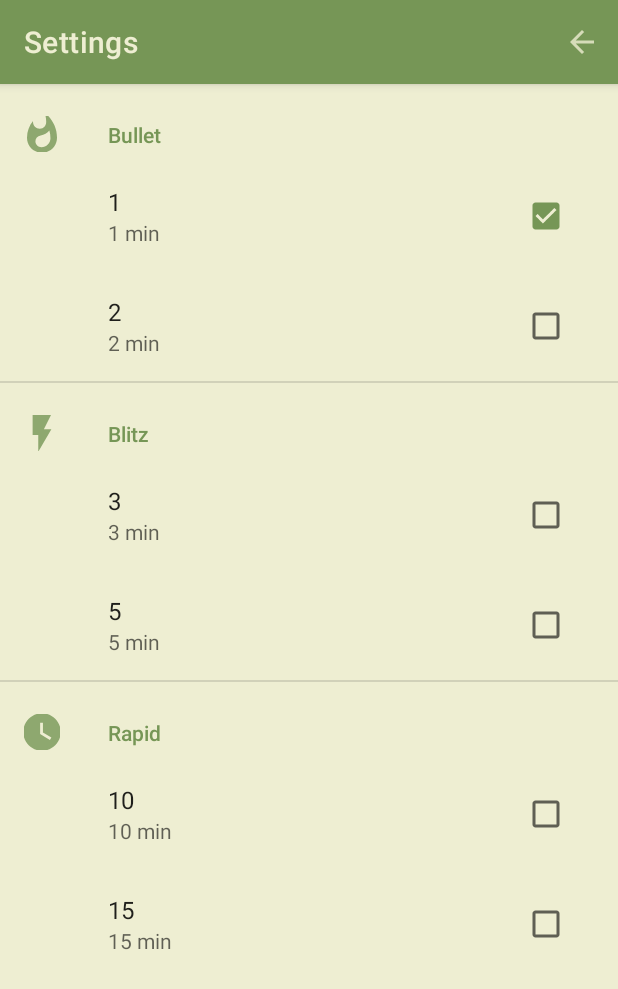
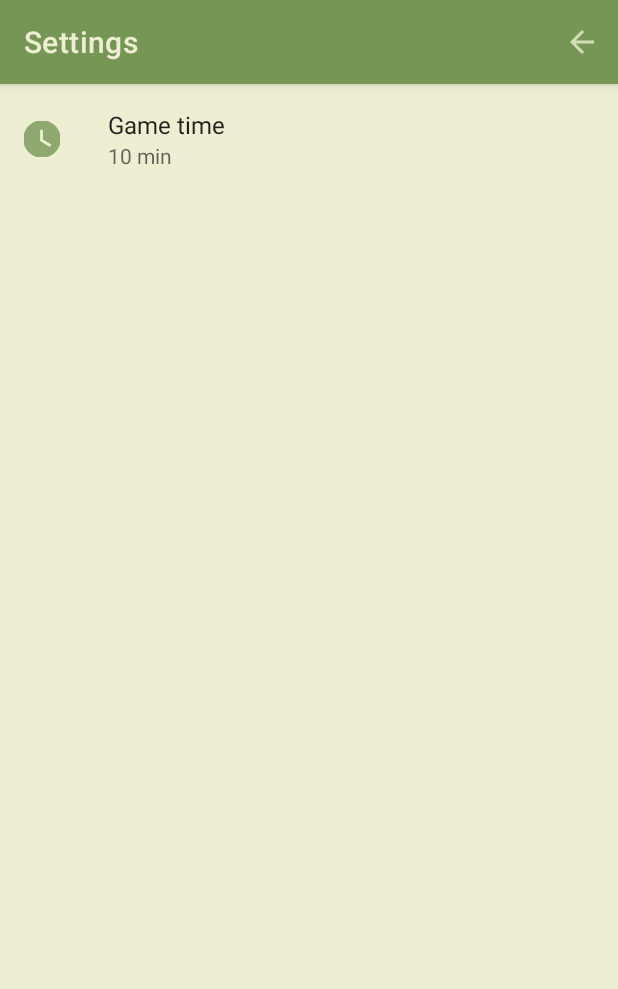
Before and after one commit to MarcinGruchala/chess-clock-mobile-aplication, an Android app: the screen it shows after launch (SettingsActivity), after a tap on an icon or button, on a phone screen of 412 x 824 dp. Shown: the top 989 px of the screen. Run offline under Robolectric (Android 15) with nearby library versions, the phone set to English and light mode, and no system bars; our stand-ins replace androidx.preference; 2 other taps on this screen came first.

Commit message:
Implemented game time settings as listPreference

```diff
--- a/app/src/main/java/com/example/chess_clock/MainActivity.kt
+++ b/app/src/main/java/com/example/chess_clock/MainActivity.kt
@@ -1,11 +1,8 @@
 package com.example.chess_clock
 
 import android.content.Intent
-import android.content.SharedPreferences
 import androidx.appcompat.app.AppCompatActivity
 import android.os.Bundle
-import android.os.CountDownTimer
-import android.util.Log
 import android.widget.Button
 import androidx.preference.PreferenceManager
 import com.example.chess_clock.databinding.ActivityMainBinding
@@ -27,12 +24,12 @@ class MainActivity : AppCompatActivity() {
         val btnTime1 = findViewById<Button>(R.id.btnTime1)
         val btnTime2 = findViewById<Button>(R.id.btnTime2)
 
-        var gameLength = Settings.getGameTime()
+        var gameTime = Settings.getGameTime()
         var countDownInterval = 1000L
-        var chessTimer= ChessClock(btnTime1,btnTime2,gameLength,countDownInterval)
+        var chessTimer= ChessClock(btnTime1,btnTime2,gameTime,countDownInterval)
 
-        binding.btnTime1.text = "${Time.toTime(gameLength).getString(Time.MINUTES)}:${Time.toTime(gameLength).getString(Time.SECONDS)}"
-        binding.btnTime2.text = "${Time.toTime(gameLength).getString(Time.MINUTES)}:${Time.toTime(gameLength).getString(Time.SECONDS)}"
+        binding.btnTime1.text = "${Time.toTime(gameTime).getString(Time.MINUTES)}:${Time.toTime(gameTime).getString(Time.SECONDS)}"
+        binding.btnTime2.text = "${Time.toTime(gameTime).getString(Time.MINUTES)}:${Time.toTime(gameTime).getString(Time.SECONDS)}"
 
         binding.btnSettings.setOnClickListener {
             Intent(this,SettingsActivity::class.java).also {
--- a/app/src/main/java/com/example/chess_clock/Settings.kt
+++ b/app/src/main/java/com/example/chess_clock/Settings.kt
@@ -8,43 +8,21 @@ import com.example.chess_clock.databinding.ActivitySettingsBinding
 import kotlin.coroutines.coroutineContext
 
 object Settings {
-    var oneMin = true
-    var twoMin = false
-    var threeMin = false
-    var fiveMin = false
-    var tenMin =  false
-    var fifteenMin = false
+    var gameTime: String? = "10min"
+
 
     fun load(sharedPreferences: SharedPreferences){
-        oneMin = sharedPreferences.getBoolean("oneMin", true)
-        twoMin = sharedPreferences.getBoolean("twoMin", false)
-        threeMin = sharedPreferences.getBoolean("threeMin", false)
-        fiveMin = sharedPreferences.getBoolean("fiveMin", false)
-        tenMin = sharedPreferences.getBoolean("tenMin",false)
-        fifteenMin = sharedPreferences.getBoolean("fifteenMin", false)
+        gameTime = sharedPreferences.getString("gameTime", "10min")
     }
 
-    fun getGameTime(): Long{
-        if(oneMin){
-            return 60000L
-        }
-        else if (twoMin){
-            return  120000L
-        }
-        else if(threeMin){
-            return 180000L
-        }
-        else if(fiveMin){
-            return 300000L
-        }
-        else if (tenMin){
-            return 600000L
-        }
-        else if (fifteenMin){
-            return 900000L
-        }
-        else{
-            return  0L
+    fun getGameTime(): Long {
+        return when(gameTime){
+            "1min" -> 60000L
+            "3min" -> 180000L
+            "5min" -> 300000L
+            "10min" -> 600000L
+            "15min" -> 900000L
+            else -> 0L
         }
     }
 }
--- a/app/src/main/java/com/example/chess_clock/SettingsFragment.kt
+++ b/app/src/main/java/com/example/chess_clock/SettingsFragment.kt
@@ -3,26 +3,12 @@ package com.example.chess_clock
 import android.content.SharedPreferences
 import android.os.Bundle
 import android.util.Log
+import androidx.core.util.rangeTo
 import androidx.preference.*
+import kotlin.math.log
 
-class SettingsFragment : PreferenceFragmentCompat(), SharedPreferences.OnSharedPreferenceChangeListener {
+class SettingsFragment : PreferenceFragmentCompat(){
     override fun onCreatePreferences(savedInstanceState: Bundle?, rootKey: String?) {
         setPreferencesFromResource(R.xml.settings, rootKey)
     }
-
-    override fun onResume() {
-        super.onResume()
-        preferenceManager.sharedPreferences.registerOnSharedPreferenceChangeListener(this)
-    }
-
-    override fun onPause() {
-        super.onPause()
-        preferenceManager.sharedPreferences.unregisterOnSharedPreferenceChangeListener(this)
-    }
-
-    override fun onSharedPreferenceChanged(sharedPreferences: SharedPreferences?, key: String?) {
-        if(key=="oneMin"){
-            Log.d("Settings","minOne Change")
-        }
-    }
 }
--- /dev/null
+++ b/app/src/main/res/values/arrays.xml
@@ -0,0 +1,18 @@
+<?xml version="1.0" encoding="utf-8"?>
+<resources>
+    <string-array name="gameTime_entries">
+        <item>1 min</item>
+        <item>3 min</item>
+        <item>5 min</item>
+        <item>10 min</item>
+        <item>15 min</item>
+    </string-array>
+
+    <string-array name="gameTime_values">
+        <item>1min</item>
+        <item>3min</item>
+        <item>5min</item>
+        <item>10min</item>
+        <item>15min</item>
+    </string-array>
+</resources>
--- a/app/src/main/res/xml/settings.xml
+++ b/app/src/main/res/xml/settings.xml
@@ -1,47 +1,16 @@
 <?xml version="1.0" encoding="utf-8"?>
 <androidx.preference.PreferenceScreen xmlns:android="http://schemas.android.com/apk/res/android"
+    xmlns:app="http://schemas.android.com/apk/res-auto"
     android:background="@color/greenThemeLight">
 
-    <PreferenceCategory
-        android:title="Bullet"
-        android:icon="@drawable/ic_bullet">
-        <CheckBoxPreference
-            android:key="oneMin"
-            android:title="1 "
-            android:summary="1 min"
-            android:defaultValue="true"/>
-        <CheckBoxPreference
-            android:key="twoMin"
-            android:title="2 "
-            android:summary="2 min "/>
-    </PreferenceCategory>
-
-    <PreferenceCategory
-        android:title="Blitz"
-        android:icon="@drawable/ic_blitz">
-        <CheckBoxPreference
-            android:key="threeMin"
-            android:title="3"
-            android:summary="3 min"/>
-        <CheckBoxPreference
-            android:key="fiveMin"
-            android:title="5 "
-            android:summary="5 min"/>
-    </PreferenceCategory>
-
-    <PreferenceCategory
-
-        android:title="Rapid"
-        android:icon="@drawable/ic_rapid">
-        <CheckBoxPreference
-            android:key="tenMin"
-            android:title="10"
-            android:summary="10 min"/>
-        <CheckBoxPreference
-            android:key="fifteenMin"
-            android:title="15 "
-            android:summary="15 min "/>
-    </PreferenceCategory>
+    <ListPreference
+        android:icon = "@drawable/ic_rapid"
+        android:key="gameTime"
+        android:title="Game time"
+        android:entries="@array/gameTime_entries"
+        android:entryValues="@array/gameTime_values"
+        android:defaultValue="10min"
+        app:useSimpleSummaryProvider="true"/>
 
 
 
```
Also changed, not shown: app/src/main/java/com/example/chess_clock/SettingsActivity.kt (+1 -8 lines).
